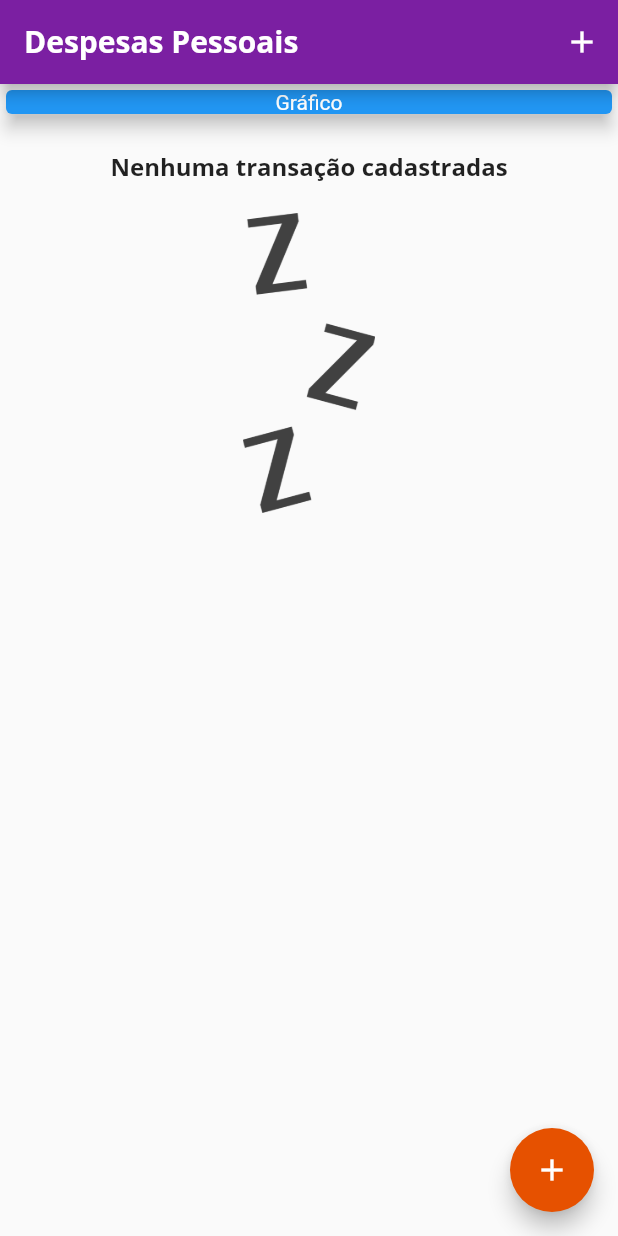
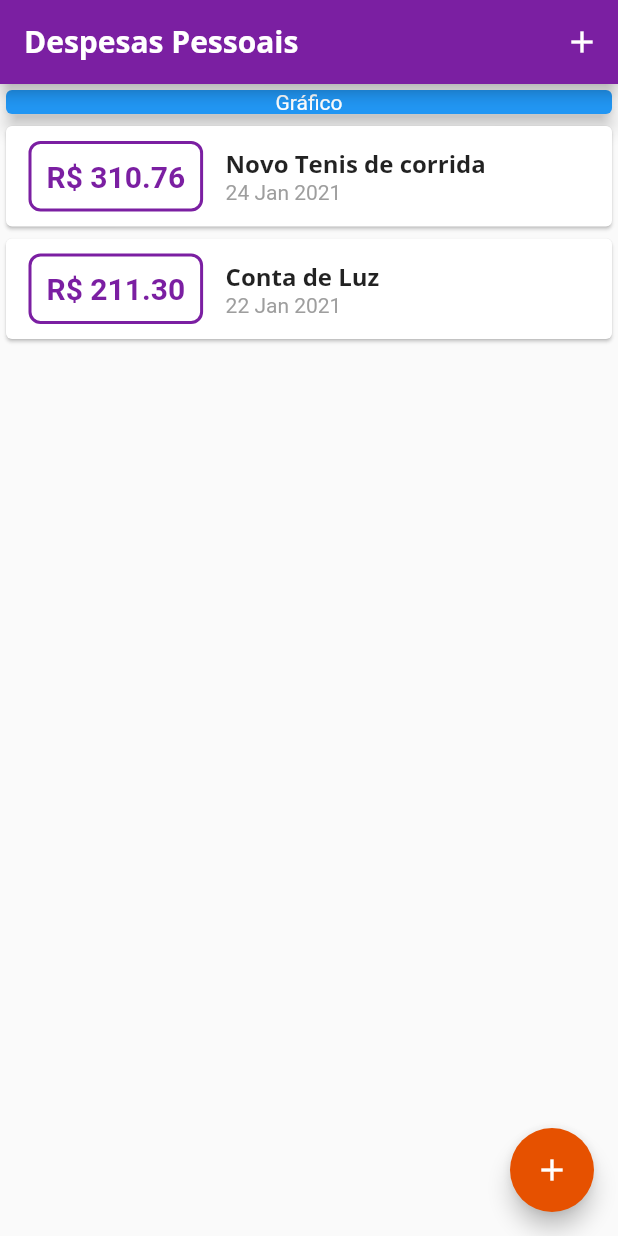
Before and after one commit to PBayma/money_control, a Flutter app: the screen it shows after launch, on a phone screen of 412 x 824 dp. Run offline on Flutter 3.47's test engine with Material 2 defaults, Android fonts, the phone set to English and light mode, and no system bars.

```diff
--- a/lib/main.dart
+++ b/lib/main.dart
@@ -46,18 +46,18 @@ class MyHomePage extends StatefulWidget {
 
 class _MyHomePageState extends State<MyHomePage> {
   final List<Transaction> _transactions = [
-    // Transaction(
-    //   id: 't1',
-    //   title: 'Novo Tenis de corrida',
-    //   value: 310.76,
-    //   date: DateTime.now(),
-    // ),
-    // Transaction(
-    //   id: 't2',
-    //   title: 'Conta de Luz',
-    //   value: 211.30,
-    //   date: DateTime.now(),
-    // ),
+    Transaction(
+      id: 't1',
+      title: 'Novo Tenis de corrida',
+      value: 310.76,
+      date: DateTime.now().subtract(Duration(days: 3)),
+    ),
+    Transaction(
+      id: 't2',
+      title: 'Conta de Luz',
+      value: 211.30,
+      date: DateTime.now().subtract(Duration(days: 5)),
+    ),
   ];
 
   _addTransaction(String title, double value) {
```
